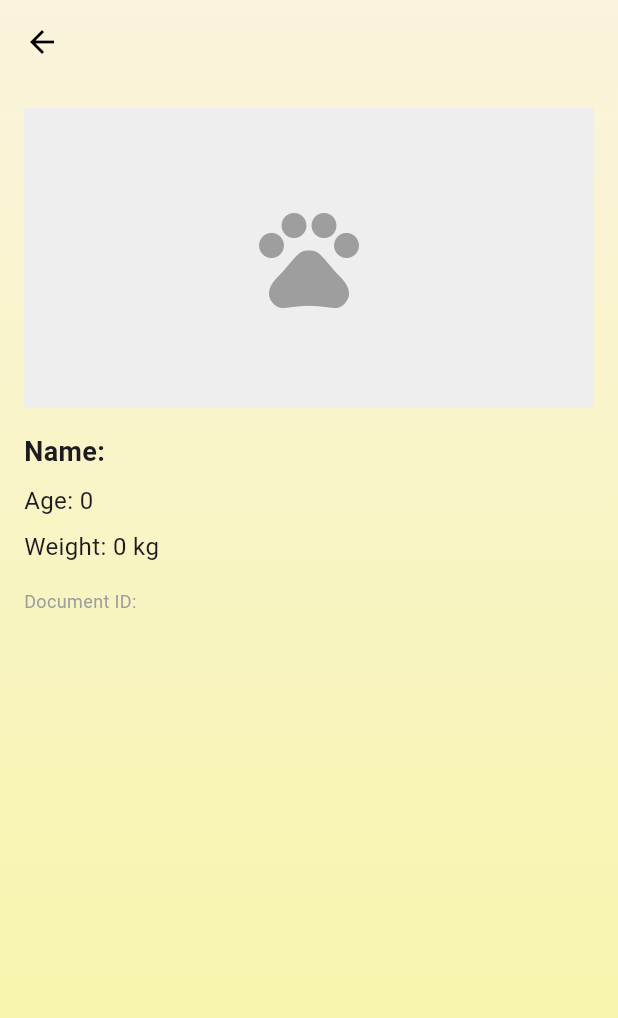
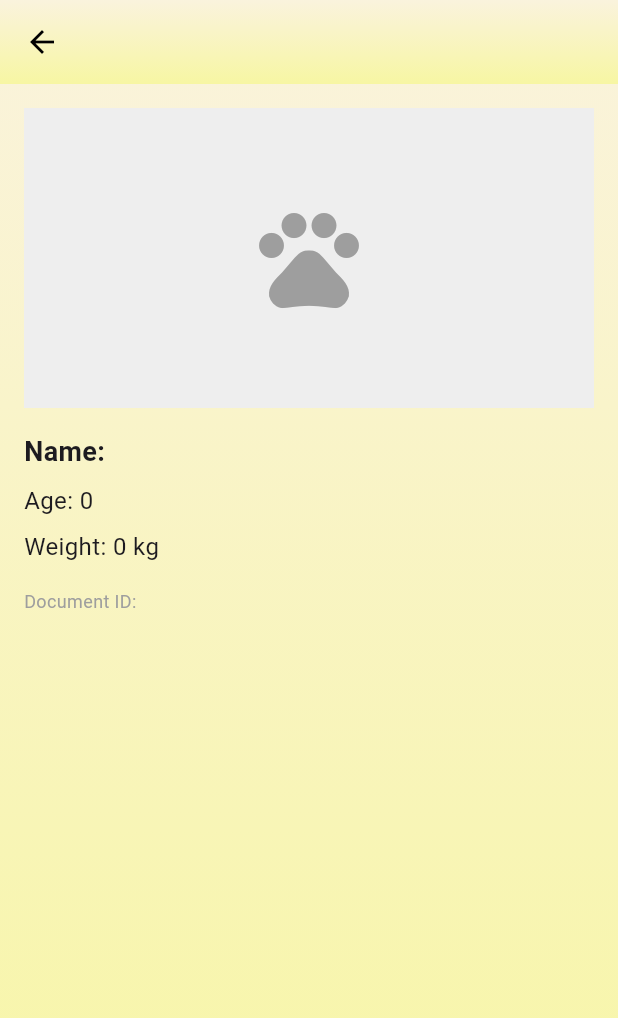
Before and after one commit to NIIIIIINO/Smart_Cat_Water_Bowl, a Flutter app: the CatDetailPage screen opened directly with empty values, on a phone screen of 412 x 824 dp. Shown: the top 1018 px of the screen. Run offline on Flutter 3.47's test engine with Material 3 defaults, Android fonts, the phone set to English and light mode, and no system bars; our stand-ins replace cloud_firestore, firebase_auth, firebase_core, firebase_storage, image_picker; accounts and stored records are empty; project files that could hold a hidden picture were left out.

Commit message:
Update cat_detail_page.dart

```diff
--- a/smart_cat_water_bowl/lib/pages/cat_detail_page.dart
+++ b/smart_cat_water_bowl/lib/pages/cat_detail_page.dart
@@ -15,7 +15,18 @@ class CatDetailPage extends StatelessWidget {
 
     return Scaffold(
       backgroundColor: Colors.transparent,
-      appBar: AppBar(title: Text(name)),
+      appBar: AppBar(
+        flexibleSpace: Container(
+          decoration: BoxDecoration(
+            gradient: LinearGradient(
+              begin: Alignment.topCenter,
+              end: Alignment.bottomCenter,
+              colors: [Color(0xFFFAF3DD), Color(0xFFF7F6A3)],
+            ),
+          ),
+        ),
+        title: Text(name),
+      ),
       body: ListView(
         padding: const EdgeInsets.all(16),
         children: [
```
